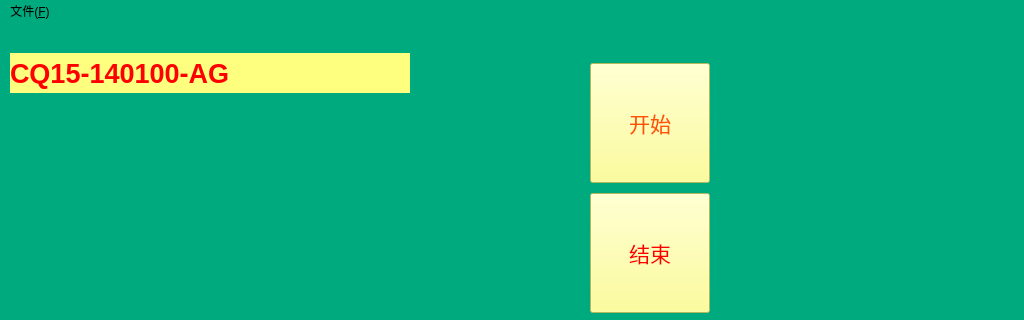
First picture: the form in mainwindow.ui, repository gxm2052/AdapterTest, before the edit; both pictures show x 0 to 1024 and y 0 to 320 of the 1024 by 768 pixel window.
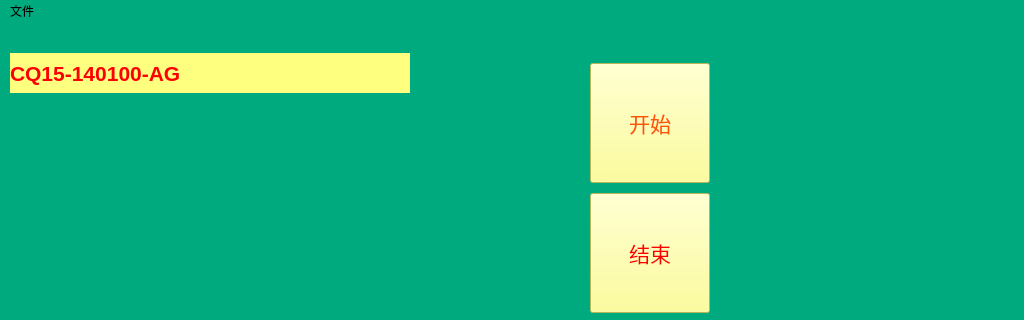
Second picture: the form after the edit.

```diff
--- a/mainwindow.ui
+++ b/mainwindow.ui
@@ -24,8 +24,8 @@
   </property>
   <property name="maximumSize">
    <size>
-    <width>1024</width>
-    <height>768</height>
+    <width>1920</width>
+    <height>1080</height>
    </size>
   </property>
   <property name="windowTitle">
@@ -105,7 +105,7 @@
     </property>
     <property name="font">
      <font>
-      <pointsize>20</pointsize>
+      <pointsize>16</pointsize>
       <weight>75</weight>
       <italic>false</italic>
       <bold>true</bold>
@@ -173,7 +173,7 @@
    </property>
    <widget class="QMenu" name="fileMenu">
     <property name="title">
-     <string>文件(&amp;F)</string>
+     <string>文件</string>
     </property>
     <addaction name="exitAction"/>
    </widget>
```
